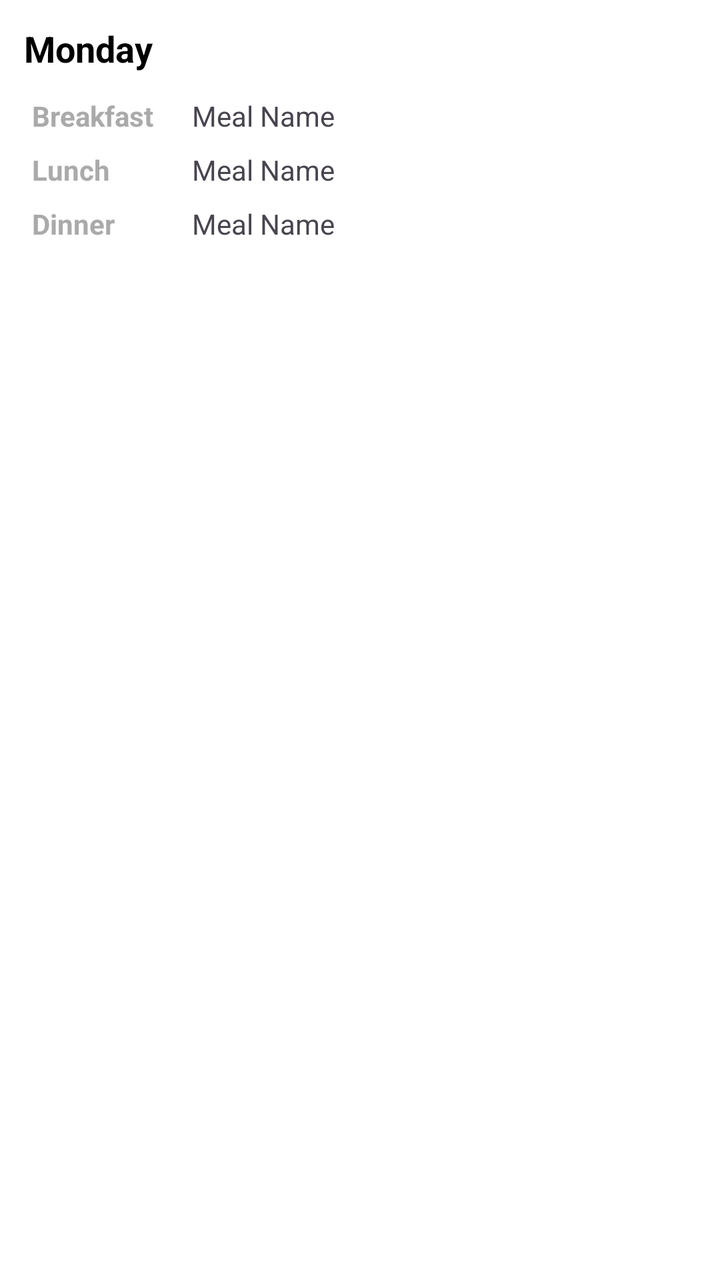
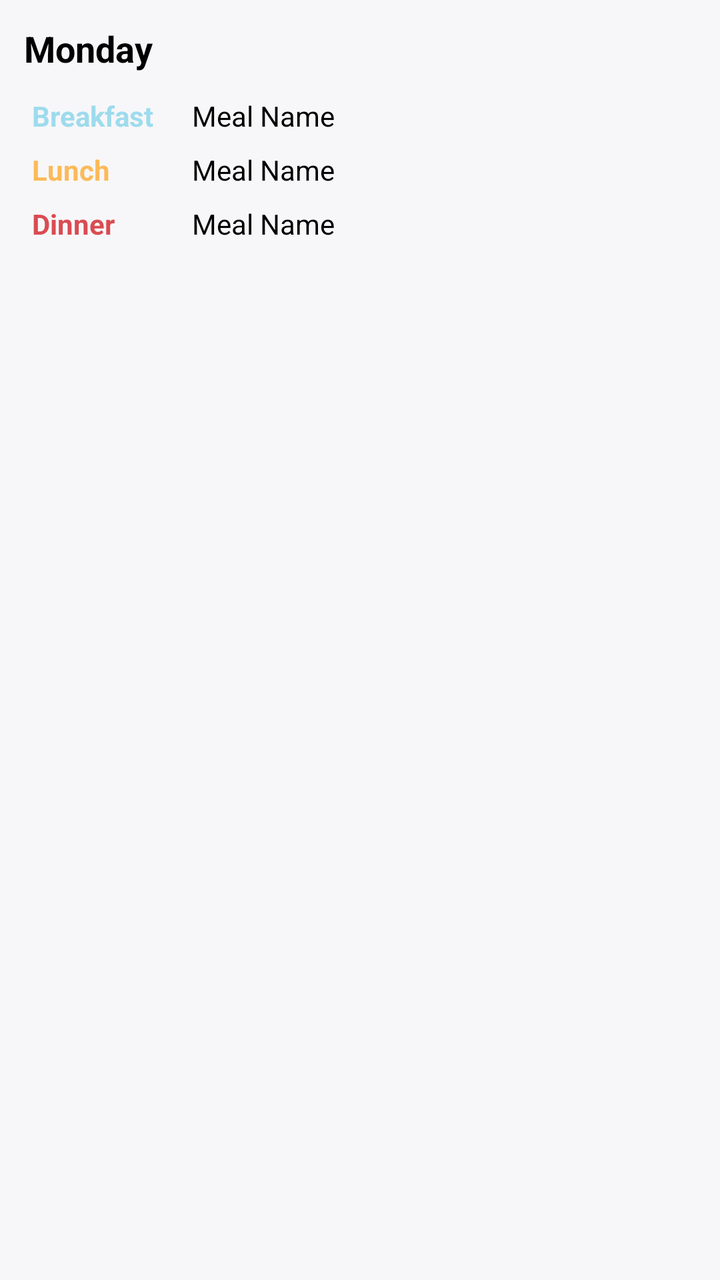

Screens rendered from an Android XML layout before and after an edit, with the pre-edit source and the edit as a unified diff.
<!-- AndroidManifest.xml: application theme Theme.SA_CA_2026 -->
<!-- res/layout/item_weekly_meal.xml -->
<?xml version="1.0" encoding="utf-8"?>
<LinearLayout xmlns:android="http://schemas.android.com/apk/res/android"
    android:layout_width="match_parent"
    android:layout_height="wrap_content"
    android:orientation="vertical"
    android:padding="12dp"
    android:background="@android:color/white"
    android:layout_marginBottom="8dp">

    
    <TextView
        android:id="@+id/textViewDay"
        android:layout_width="match_parent"
        android:layout_height="wrap_content"
        android:textStyle="bold"
        android:textSize="18sp"
        android:textColor="@android:color/black"
        android:paddingBottom="8dp"
        android:text="Monday" />

    
    <LinearLayout
        android:layout_width="match_parent"
        android:layout_height="wrap_content"
        android:orientation="horizontal"
        android:padding="4dp">

        <TextView
            android:layout_width="80dp"
            android:layout_height="wrap_content"
            android:textStyle="bold"
            android:textSize="14sp"
            android:textColor="@android:color/darker_gray"
            android:text="Breakfast" />

        <TextView
            android:id="@+id/textViewBreakfast"
            android:layout_width="0dp"
            android:layout_height="wrap_content"
            android:layout_weight="1"
            android:textSize="14sp"
            android:text="Meal Name" />
    </LinearLayout>

    
    <LinearLayout
        android:layout_width="match_parent"
        android:layout_height="wrap_content"
        android:orientation="horizontal"
        android:padding="4dp">

        <TextView
            android:layout_width="80dp"
            android:layout_height="wrap_content"
            android:textStyle="bold"
            android:textSize="14sp"
            android:textColor="@android:color/darker_gray"
            android:text="Lunch" />

        <TextView
            android:id="@+id/textViewLunch"
            android:layout_width="0dp"
            android:layout_height="wrap_content"
            android:layout_weight="1"
            android:textSize="14sp"
            android:text="Meal Name" />
    </LinearLayout>

    
    <LinearLayout
        android:layout_width="match_parent"
        android:layout_height="wrap_content"
        android:orientation="horizontal"
        android:padding="4dp">

        <TextView
            android:layout_width="80dp"
            android:layout_height="wrap_content"
            android:textStyle="bold"
            android:textSize="14sp"
            android:textColor="@android:color/darker_gray"
            android:text="Dinner" />

        <TextView
            android:id="@+id/textViewDinner"
            android:layout_width="0dp"
            android:layout_height="wrap_content"
            android:layout_weight="1"
            android:textSize="14sp"
            android:text="Meal Name" />
    </LinearLayout>

</LinearLayout>
<!-- resources referenced by this layout -->
<resources>
  <style name="Theme.SA_CA_2026" parent="Base.Theme.SA_CA_2026" />
  <style name="Base.Theme.SA_CA_2026" parent="Theme.Material3.DayNight.NoActionBar">
          <item name="colorPrimary">@color/primary</item>
          <item name="android:windowBackground">@color/background</item>
          <item name="colorSurface">@color/background</item>
          <item name="colorOnSurface">@color/text</item>
          <item name="elevationOverlayEnabled">false</item>
      </style>
  <color name="primary">#FFF20530</color>
  <color name="background">#FFFFFFFF</color>
  <color name="text">#FF000000</color>
</resources>

<!-- the commit's change to res/layout/item_weekly_meal.xml (unified diff, before → after) -->
@@ -4,8 +4,9 @@
     android:layout_height="wrap_content"
     android:orientation="vertical"
     android:padding="12dp"
-    android:background="@android:color/white"
-    android:layout_marginBottom="8dp">
+    android:background="@color/card_background"
+    android:layout_marginBottom="8dp"
+    android:elevation="10dp">
 
     
     <TextView
@@ -14,9 +15,9 @@
         android:layout_height="wrap_content"
         android:textStyle="bold"
         android:textSize="18sp"
-        android:textColor="@android:color/black"
+        android:textColor="@color/text"
         android:paddingBottom="8dp"
-        android:text="Monday" />
+        android:text="@string/plan_details_monday" />
 
     
     <LinearLayout
@@ -30,8 +31,8 @@
             android:layout_height="wrap_content"
             android:textStyle="bold"
             android:textSize="14sp"
-            android:textColor="@android:color/darker_gray"
-            android:text="Breakfast" />
+            android:textColor="@color/breakfast"
+            android:text="@string/plan_details_breakfast" />
 
         <TextView
             android:id="@+id/textViewBreakfast"
@@ -39,7 +40,8 @@
             android:layout_height="wrap_content"
             android:layout_weight="1"
             android:textSize="14sp"
-            android:text="Meal Name" />
+            android:textColor="@color/text"
+            android:text="@string/plan_details_mealName" />
     </LinearLayout>
 
     
@@ -54,8 +56,8 @@
             android:layout_height="wrap_content"
             android:textStyle="bold"
             android:textSize="14sp"
-            android:textColor="@android:color/darker_gray"
-            android:text="Lunch" />
+            android:textColor="@color/lunch"
+            android:text="@string/plan_details_lunch" />
 
         <TextView
             android:id="@+id/textViewLunch"
@@ -63,7 +65,8 @@
             android:layout_height="wrap_content"
             android:layout_weight="1"
             android:textSize="14sp"
-            android:text="Meal Name" />
+            android:textColor="@color/text"
+            android:text="@string/plan_details_mealName" />
     </LinearLayout>
 
     
@@ -78,8 +81,8 @@
             android:layout_height="wrap_content"
             android:textStyle="bold"
             android:textSize="14sp"
-            android:textColor="@android:color/darker_gray"
-            android:text="Dinner" />
+            android:textColor="@color/dinner"
+            android:text="@string/plan_details_dinner" />
 
         <TextView
             android:id="@+id/textViewDinner"
@@ -87,7 +90,8 @@
             android:layout_height="wrap_content"
             android:layout_weight="1"
             android:textSize="14sp"
-            android:text="Meal Name" />
+            android:textColor="@color/text"
+            android:text="@string/plan_details_mealName" />
     </LinearLayout>
 
 </LinearLayout>
<!-- resource entries referenced after the edit -->
@@ -1,5 +1,9 @@
 <!-- resources referenced by this layout -->
 <resources>
+  <color name="breakfast">#9EDBED</color>
+  <color name="card_background">#FFF7F7F9</color>
+  <color name="dinner">#DA4B52</color>
+  <color name="lunch">#FCBA58</color>
   <style name="Theme.SA_CA_2026" parent="Base.Theme.SA_CA_2026" />
   <style name="Base.Theme.SA_CA_2026" parent="Theme.Material3.DayNight.NoActionBar">
           <item name="colorPrimary">@color/primary</item>
@@ -11,5 +15,10 @@
   <color name="primary">#FFF20530</color>
   <color name="background">#FFFFFFFF</color>
   <color name="text">#FF000000</color>
+  <string name="plan_details_breakfast">Breakfast</string>
+  <string name="plan_details_dinner">Dinner</string>
+  <string name="plan_details_lunch">Lunch</string>
+  <string name="plan_details_mealName">Meal Name</string>
+  <string name="plan_details_monday">Monday</string>
 </resources>
 
